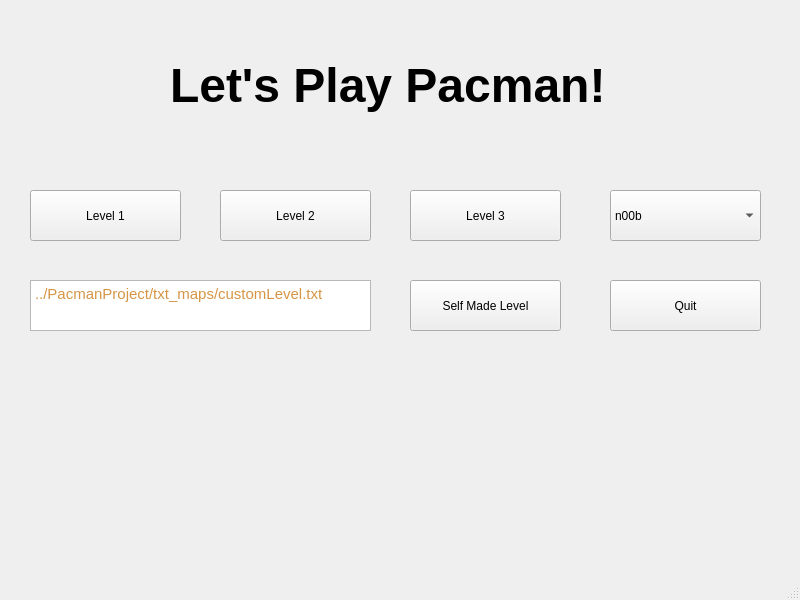
First picture: the form in PacmanProject/mainmenu.ui, repository roman91DE/Abschlussprojekt_EiS2021, before the edit.
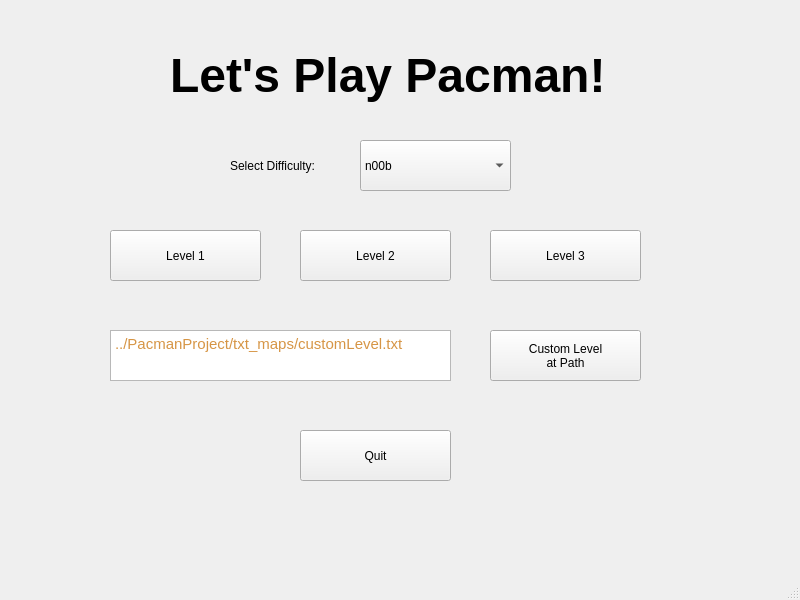
Second picture: the form after the edit.

Commit message: ui verschönert2

Diff of the .ui file:
```diff
--- a/PacmanProject/mainmenu.ui
+++ b/PacmanProject/mainmenu.ui
@@ -17,8 +17,8 @@
    <widget class="QPushButton" name="playLevel1">
     <property name="geometry">
      <rect>
-      <x>30</x>
-      <y>190</y>
+      <x>110</x>
+      <y>230</y>
       <width>151</width>
       <height>51</height>
      </rect>
@@ -30,8 +30,8 @@
    <widget class="QPushButton" name="playLevel2">
     <property name="geometry">
      <rect>
-      <x>220</x>
-      <y>190</y>
+      <x>300</x>
+      <y>230</y>
       <width>151</width>
       <height>51</height>
      </rect>
@@ -43,8 +43,8 @@
    <widget class="QPushButton" name="playLevel3">
     <property name="geometry">
      <rect>
-      <x>410</x>
-      <y>190</y>
+      <x>490</x>
+      <y>230</y>
       <width>151</width>
       <height>51</height>
      </rect>
@@ -57,7 +57,7 @@
     <property name="geometry">
      <rect>
       <x>170</x>
-      <y>50</y>
+      <y>40</y>
       <width>471</width>
       <height>71</height>
      </rect>
@@ -78,8 +78,8 @@
    <widget class="QPushButton" name="quitButton">
     <property name="geometry">
      <rect>
-      <x>610</x>
-      <y>280</y>
+      <x>300</x>
+      <y>430</y>
       <width>151</width>
       <height>51</height>
      </rect>
@@ -91,21 +91,22 @@
    <widget class="QPushButton" name="playCustomLevel">
     <property name="geometry">
      <rect>
-      <x>410</x>
-      <y>280</y>
+      <x>490</x>
+      <y>330</y>
       <width>151</width>
       <height>51</height>
      </rect>
     </property>
     <property name="text">
-     <string>Self Made Level</string>
+     <string>Custom Level
+at Path</string>
     </property>
    </widget>
    <widget class="QTextEdit" name="customLevelPathInput">
     <property name="geometry">
      <rect>
-      <x>30</x>
-      <y>280</y>
+      <x>110</x>
+      <y>330</y>
       <width>341</width>
       <height>51</height>
      </rect>
@@ -121,8 +122,8 @@
    <widget class="QComboBox" name="difficultySelection">
     <property name="geometry">
      <rect>
-      <x>610</x>
-      <y>190</y>
+      <x>360</x>
+      <y>140</y>
       <width>151</width>
       <height>51</height>
      </rect>
@@ -143,6 +144,19 @@
      </property>
     </item>
    </widget>
+   <widget class="QLabel" name="label_2">
+    <property name="geometry">
+     <rect>
+      <x>230</x>
+      <y>140</y>
+      <width>121</width>
+      <height>51</height>
+     </rect>
+    </property>
+    <property name="text">
+     <string>Select Difficulty:</string>
+    </property>
+   </widget>
   </widget>
   <widget class="QMenuBar" name="menubar">
    <property name="geometry">
```
